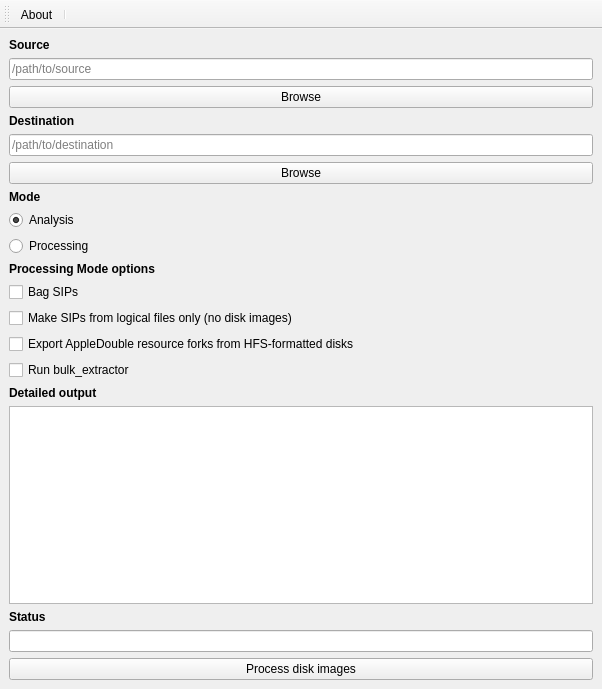
Qt form design.ui (CCA-Public/diskimageprocessor) before a commit.
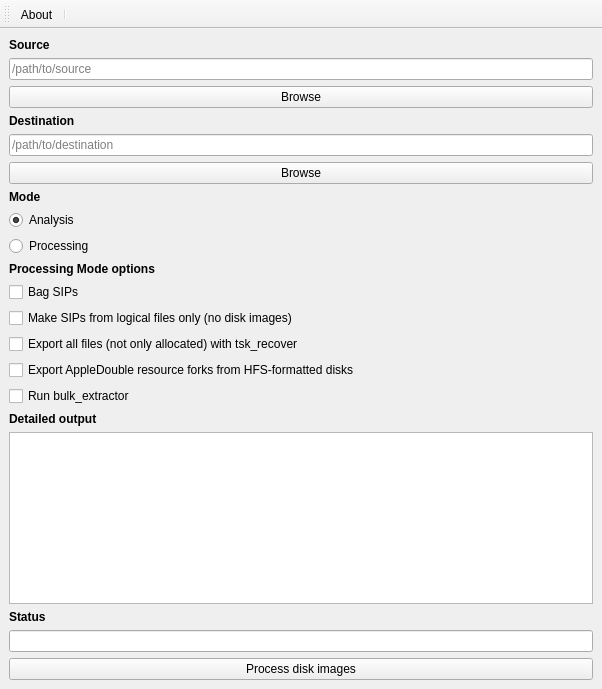
The same form after that commit.

Commit message: Add tsk_recover export all option to GUI

```diff
--- a/design.ui
+++ b/design.ui
@@ -105,6 +105,13 @@
       </property>
      </widget>
     </item>
+    <item>
+     <widget class="QCheckBox" name="exportAllBtn">
+      <property name="text">
+       <string>Export all files (not only allocated) with tsk_recover</string>
+      </property>
+     </widget>
+    </item>
     <item>
      <widget class="QCheckBox" name="resforksBtn">
       <property name="text">
```
The commit also changes 2 other files.
